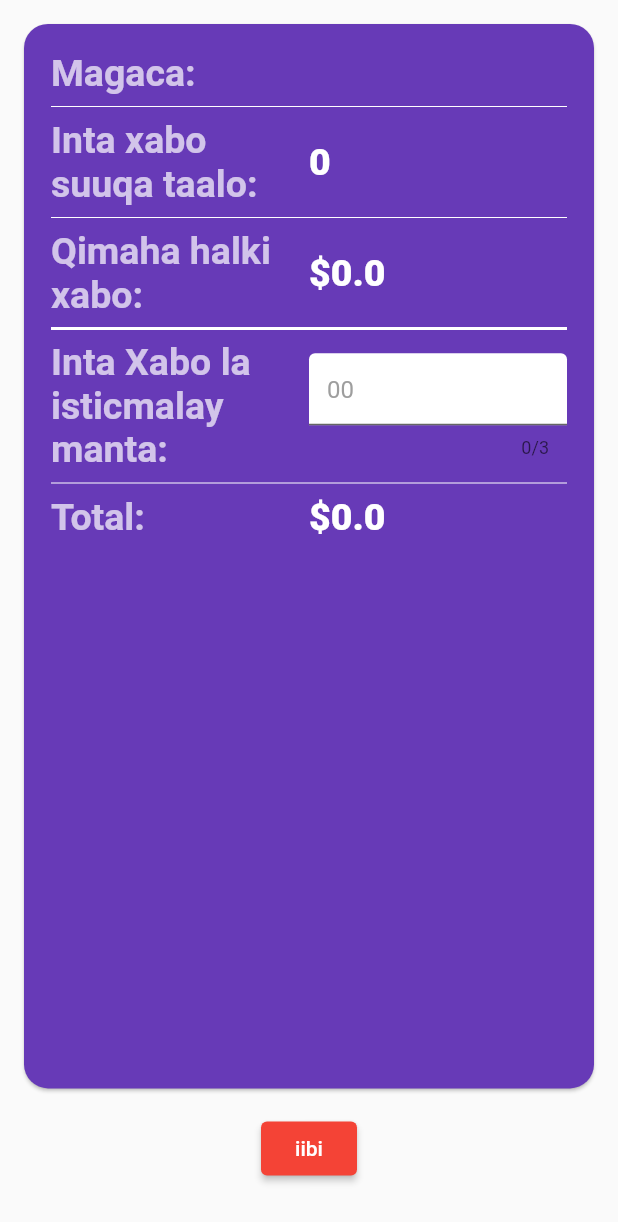
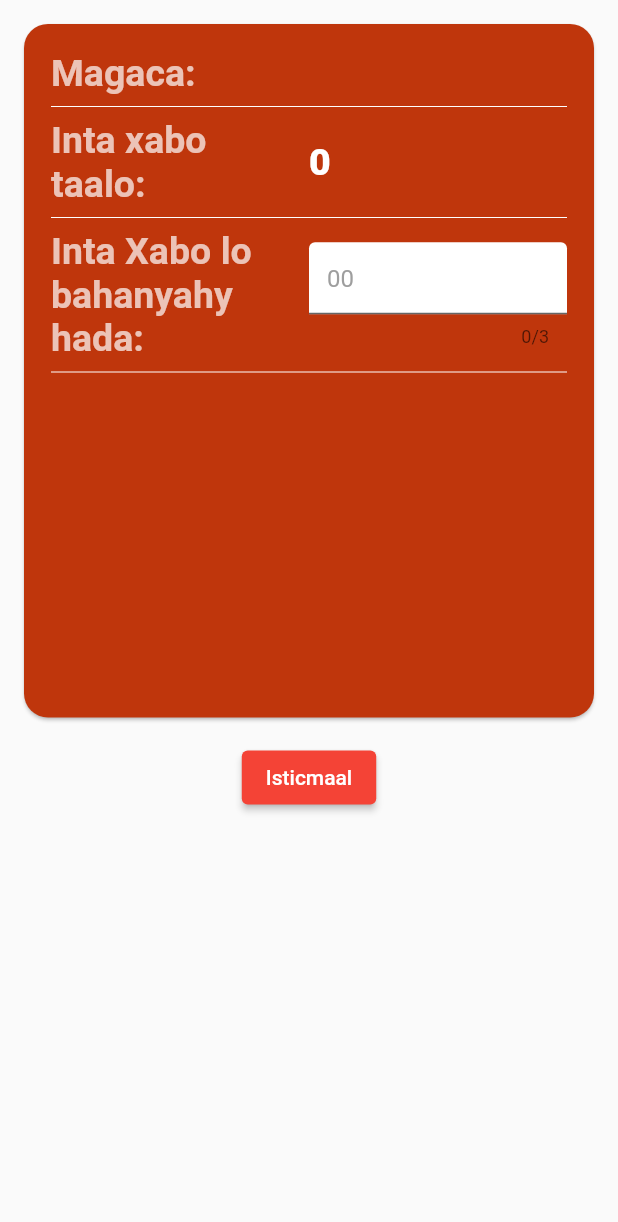
Before and after one commit to IsmailAbdirahman/dhismoshaqaale, a Flutter app: the ProductDetails screen opened directly with empty values, on a phone screen of 412 x 824 dp. Shown: the top 1222 px of the screen. Run offline on Flutter 3.47's test engine with Material 2 defaults, Android fonts, the phone set to English and light mode, and no system bars; our stand-ins replace cloud_firestore, firebase_core, flutter_riverpod, fluttertoast, shared_preferences; accounts and stored records are empty.

Commit message:
changed the titles and colors

```diff
--- a/lib/ProductsScreen/product_details.dart
+++ b/lib/ProductsScreen/product_details.dart
@@ -151,7 +151,7 @@ class _ProductDetailsState extends State<ProductDetails> {
       barrierDismissible: false,
       builder: (BuildContext context) {
         return AlertDialog(
-          title: const Text('Ma Hubtaa in aad ii bisay?'),
+          title: const Text('Ma Hubtaa in tiradaas lo bahan yahay ?'),
           content: SingleChildScrollView(
             child: ListBody(
               children: const <Widget>[],
@@ -224,10 +224,10 @@ class _ProductDetailsState extends State<ProductDetails> {
           mainAxisAlignment: MainAxisAlignment.spaceEvenly,
           children: [
             Container(
-              height: MediaQuery.of(context).size.height * 0.9,
+              height: MediaQuery.of(context).size.height * 0.6,
               padding: EdgeInsets.all(12),
               child: Card(
-                color: Colors.deepPurple,
+                color: Colors.deepOrange[900],
                 shape: RoundedRectangleBorder(
                     borderRadius: BorderRadius.circular(16)),
                 child: Padding(
@@ -242,25 +242,25 @@ class _ProductDetailsState extends State<ProductDetails> {
                         color: Colors.white,
                       ),
                       ProductNameDisplay(
-                          title: "Inta xabo suuqa taalo: ",
+                          title: "Inta xabo taalo: ",
                           data: widget.productModel!.quantity.toString()),
                       Divider(
                         color: Colors.white,
                       ),
-                      ProductNameDisplay(
-                          title: "Qimaha halki xabo: ",
-                          data:
-                              "\$${widget.productModel!.pricePerItemPurchased}"),
-                      Divider(
-                        color: Colors.white,
-                        thickness: 2,
-                      ),
+                      // ProductNameDisplay(
+                      //     title: "Qimaha halki xabo: ",
+                      //     data:
+                      //         "\$${widget.productModel!.pricePerItemPurchased}"),
+                      // Divider(
+                      //   color: Colors.white,
+                      //   thickness: 2,
+                      // ),
                       Row(
                         mainAxisAlignment: MainAxisAlignment.spaceBetween,
                         children: [
                           Expanded(
                             child: Text(
-                              "Inta Xabo la isticmalay manta: ",
+                              "Inta Xabo lo bahanyahy hada: ",
                               style: TextStyle(
                                   fontWeight: FontWeight.w600,
                                   color: Colors.white70,
@@ -290,9 +290,9 @@ class _ProductDetailsState extends State<ProductDetails> {
                       Divider(
                         color: Colors.white,
                       ),
-                      ProductNameDisplay(
-                          title: "Total: ",
-                          data: "\$$totalPriceToDisplayOnScreenBeforePaying"),
+                      // ProductNameDisplay(
+                      //     title: "Total: ",
+                      //     data: "\$$totalPriceToDisplayOnScreenBeforePaying"),
                     ],
                   ),
                 ),
@@ -310,7 +310,7 @@ class _ProductDetailsState extends State<ProductDetails> {
                     showToastMessage("Fadlan geli tirada loo bahan yahay");
                   }
                 },
-                child: Text("iibi"))
+                child: Text("Isticmaal"))
           ],
         ),
       )),
--- a/lib/main.dart
+++ b/lib/main.dart
@@ -16,7 +16,7 @@ class MyApp extends StatelessWidget {
     return MaterialApp(
         debugShowCheckedModeBanner: false,
         theme: ThemeData(
-          primarySwatch: Colors.deepPurple,
+          primarySwatch: Colors.deepOrange,
         ),
         home: Wrapper());
   }
--- a/lib/widegts/bottom_navigation_screen.dart
+++ b/lib/widegts/bottom_navigation_screen.dart
@@ -37,12 +37,12 @@ class homeState extends State<DisplayData> {
 
   Widget getBottomNavigationBar() {
     return BottomNavigationBar(
-      backgroundColor: Colors.deepPurple,
+      backgroundColor: Colors.deepOrange,
       elevation: 0,
       unselectedItemColor: Colors.grey,
       items: const <BottomNavigationBarItem>[
         BottomNavigationBarItem(icon: Icon(Icons.home), label: "Home"),
-        BottomNavigationBarItem(icon: Icon(Icons.indeterminate_check_box_sharp), label: "Tafaariiq"),
+        BottomNavigationBarItem(icon: Icon(Icons.indeterminate_check_box_sharp), label: "History"),
       ],
       currentIndex: _selectedIndex,
       selectedItemColor: Colors.white,
```
Also changed, not shown: lib/History/history.dart (+16 -16 lines), lib/ProductsScreen/products_screen.dart (+3 -9 lines).
